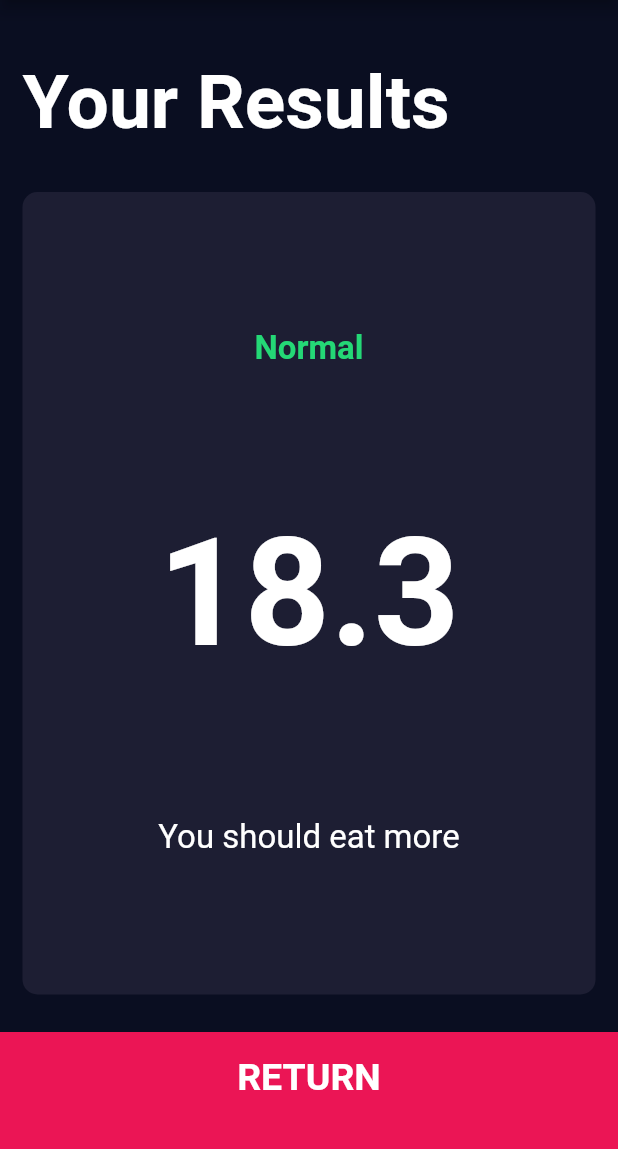
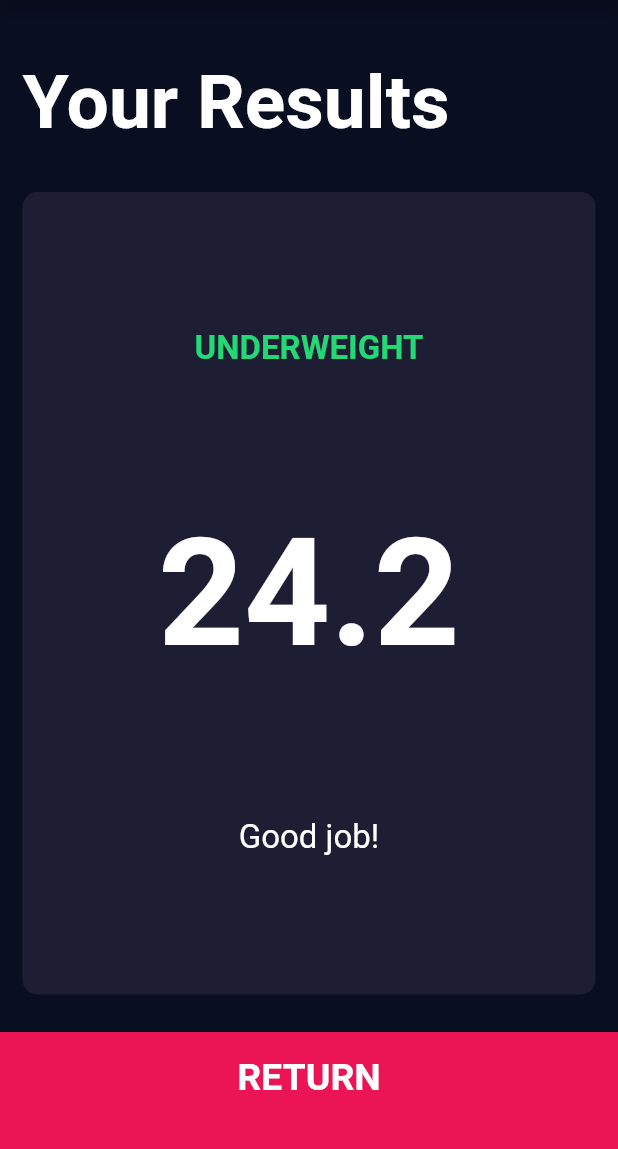
Before and after one commit to fern17/learning_flutter, a Flutter app: the screen it shows after launch, after a tap on "CALCULATE", on a phone screen of 412 x 824 dp, the part 84-1233 px from its top. Run offline on Flutter 3.47's test engine with Material 2 defaults, Android fonts, the phone set to English and light mode, and no system bars; our stand-ins replace audioplayers, font_awesome_flutter, rflutter_alert.

Commit message:
add calculator_brain to finally display results!

```diff
--- /dev/null
+++ b/bmi_calculator/lib/calculator_brain.dart
@@ -0,0 +1,35 @@
+import 'dart:math';
+
+class CalculatorBrain {
+  CalculatorBrain({this.height, this.weight});
+
+  final int height;
+  final int weight;
+
+  double _bmi = 0.0;
+
+  String calculateBMI() {
+    _bmi = weight / pow(height / 100.0, 2);
+    return _bmi.toStringAsFixed(1);
+  }
+
+  String getResult() {
+    if (_bmi >= 25) {
+      return 'Overweight';
+    } else if (_bmi > 18.5) {
+      return 'Underweight';
+    } else {
+      return 'Normal';
+    }
+  }
+
+  String getInterpretation() {
+    if (_bmi >= 25) {
+      return 'Exercise more!';
+    } else if (_bmi > 18.5) {
+      return 'Good job!';
+    } else {
+      return 'Eat more!';
+    }
+  }
+}
--- a/bmi_calculator/lib/input_page.dart
+++ b/bmi_calculator/lib/input_page.dart
@@ -8,6 +8,7 @@ import 'constants.dart';
 import 'results_page.dart';
 import 'bottom_button.dart';
 import 'round_icon_button.dart';
+import 'calculator_brain.dart';
 
 class InputPage extends StatefulWidget {
   @override
@@ -202,8 +203,16 @@ class _InputPageState extends State<InputPage> {
           BottomButton(
             text: 'CALCULATE',
             onTap: () {
-              Navigator.push(context,
-                  MaterialPageRoute(builder: (context) => ResultsPage()));
+              CalculatorBrain calc =
+                  CalculatorBrain(height: height, weight: weight);
+              Navigator.push(
+                  context,
+                  MaterialPageRoute(
+                      builder: (context) => ResultsPage(
+                            bmiResult: calc.calculateBMI(),
+                            resultText: calc.getResult(),
+                            interpretation: calc.getInterpretation(),
+                          )));
             },
           ),
         ],
--- a/bmi_calculator/lib/results_page.dart
+++ b/bmi_calculator/lib/results_page.dart
@@ -5,6 +5,14 @@ import 'reusable_card.dart';
 import 'bottom_button.dart';
 
 class ResultsPage extends StatelessWidget {
+  ResultsPage(
+      {@required this.bmiResult,
+      @required this.resultText,
+      @required this.interpretation});
+  final String bmiResult;
+  final String resultText;
+  final String interpretation;
+
   @override
   Widget build(BuildContext context) {
     return Scaffold(
@@ -31,15 +39,15 @@ class ResultsPage extends StatelessWidget {
                   crossAxisAlignment: CrossAxisAlignment.center,
                   children: [
                     Text(
-                      'Normal',
+                      resultText.toUpperCase(),
                       style: kResultTextStyle,
                     ),
                     Text(
-                      '18.3',
+                      bmiResult,
                       style: kBMITextStyle,
                     ),
                     Text(
-                      'You should eat more',
+                      interpretation,
                       textAlign: TextAlign.center,
                       style: kBodyTextStyle,
                     ),
```
